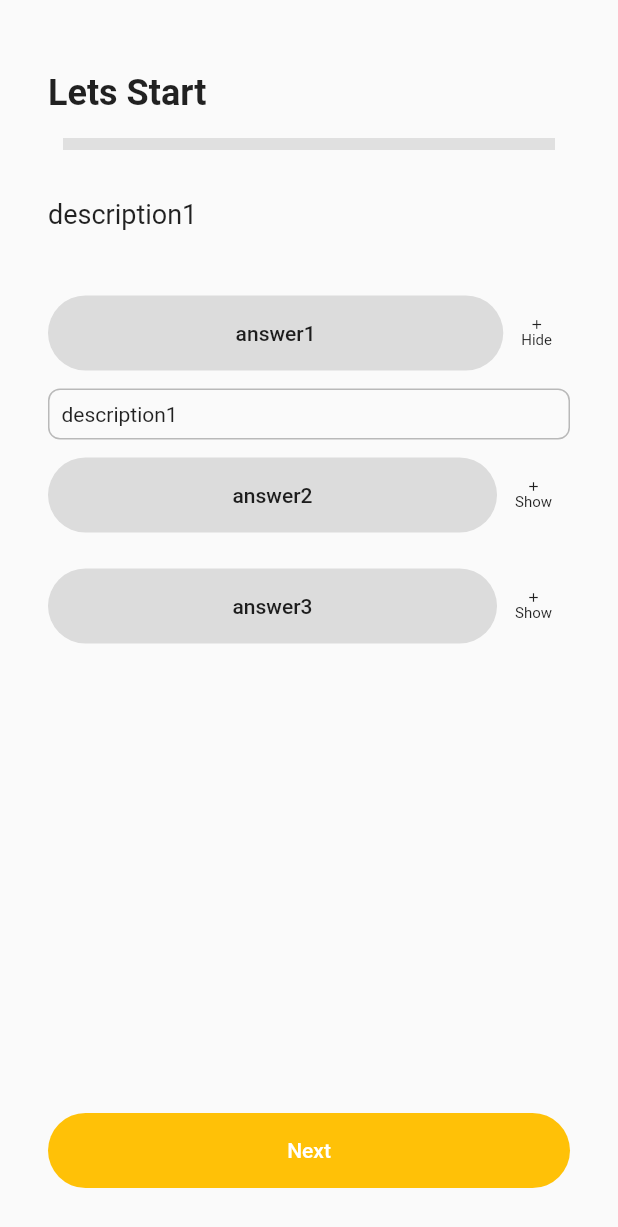
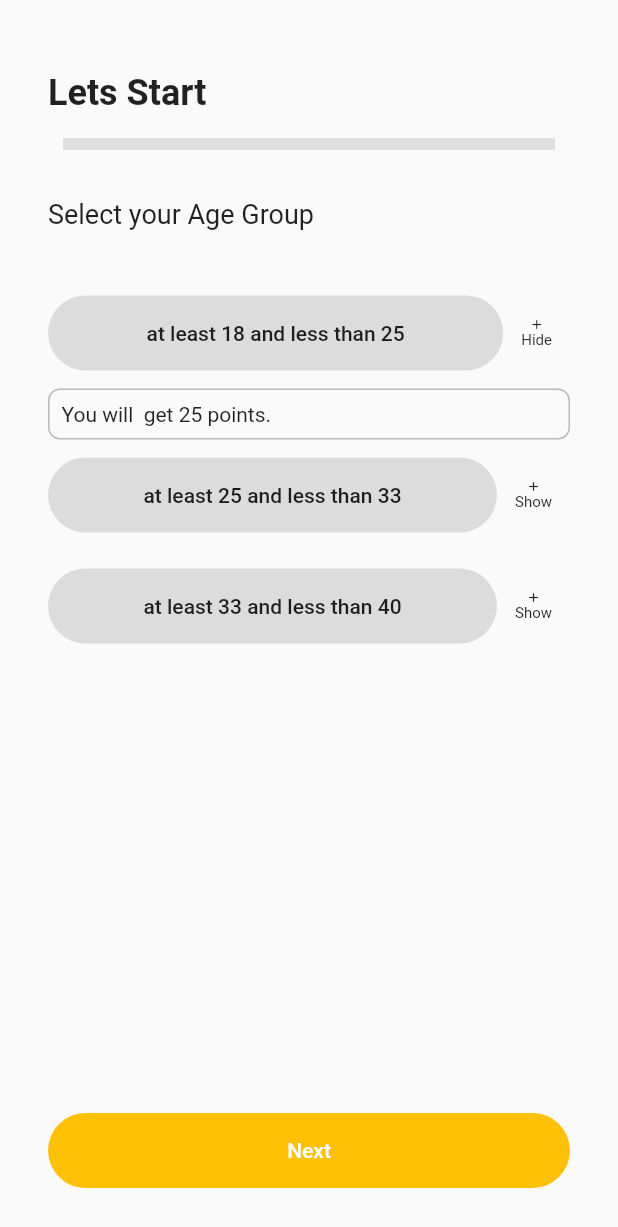
Before and after one commit to samip77/Flutter-Quiz, a Flutter app: the QuizScreen screen opened by its route, after a tap on "Show", on a phone screen of 412 x 824 dp. Shown: the top 1227 px of the screen. Run offline on Flutter 3.47's test engine with Material 2 defaults, Android fonts, the phone set to English and light mode, and no system bars; drawn by our look-alikes of percent_indicator; our stand-ins replace flutter_bloc.

Commit message:
creates quiz review screen and refactors previous screens.

```diff
--- a/lib/blocs/quiz/quiz_bloc.dart
+++ b/lib/blocs/quiz/quiz_bloc.dart
@@ -64,6 +64,7 @@ class QuizBloc extends Bloc<QuizEvent, QuizState> {
       }
 
       yield QuizCompletedState(questions: questions, totalScore: total);
+      yield QuizLoadedState(questions: questions, currentIndex: 0);
     }
 
     yield state;
--- a/lib/main.dart
+++ b/lib/main.dart
@@ -1,7 +1,8 @@
 import 'package:flutter/material.dart';
 import 'package:flutter_bloc/flutter_bloc.dart';
 import 'package:flutter_quiz/blocs/quiz/quiz_bloc.dart';
-import 'package:flutter_quiz/repository/quiz/quiz_repository.dart';
+import 'package:flutter_quiz/repository/quiz/mock_quiz_repository.dart';
+import 'package:flutter_quiz/user_interface/home_screen/home_screen.dart';
 import 'package:flutter_quiz/utilities/router.dart' as route;
 
 void main() {
@@ -19,10 +20,11 @@ class MyApp extends StatelessWidget {
         primarySwatch: Colors.blue,
         visualDensity: VisualDensity.adaptivePlatformDensity,
       ),
-      initialRoute: '/',
+      home: HomeScreen(),
       onGenerateRoute: route.generateRoute,
     );
 
+    // TODO: replace MockQuizRepository() with RemoteQuizRepository() if you need the quiz from API
     return BlocProvider<QuizBloc>(
       create: (context) => QuizBloc(repository: MockQuizRepository()),
       child: materialApp,
--- a/lib/models/quiz/question.dart
+++ b/lib/models/quiz/question.dart
@@ -3,26 +3,24 @@ import './answer_option.dart';
 class Question {
   final String id;
   final String question;
-  final String description;
+
   final List<AnswerOption> answerOptions;
   String selectedAnswerId;
 
-  Question(this.id, this.question, this.description, this.answerOptions);
+  Question(this.id, this.question, this.answerOptions);
 
   factory Question.fromJson(Map<String, dynamic> json) {
     var list = json['answerOptions'] as List;
     List<AnswerOption> options =
         list.map((i) => AnswerOption.fromJson(i)).toList();
-    var question =
-        Question(json['id'], json['question'], json['description'], options)
-          ..selectedAnswerId = json['selectedAnswerId'];
+    var question = Question(json['id'], json['question'], options)
+      ..selectedAnswerId = json['selectedAnswerId'];
     return question;
   }
 
   Map<String, dynamic> toJson() => {
         "id": id == null ? null : id,
         "question": question == null ? null : question,
-        "description": description == null ? null : description,
         "answerOptions": answerOptions == null
             ? null
             : List<dynamic>.from(answerOptions.map((x) => x.toJson())),
--- /dev/null
+++ b/lib/repository/quiz/mock_quiz_repository.dart
@@ -0,0 +1,26 @@
+import 'package:flutter_quiz/models/quiz/answer_option.dart';
+import 'package:flutter_quiz/models/quiz/question.dart';
+import 'package:flutter_quiz/models/quiz/quiz.dart';
+import './quiz_repository.dart';
+
+class MockQuizRepository extends QuizRepository {
+  @override
+  Future<Quiz> loadQuiz() async {
+    await Future.delayed(Duration(seconds: 1));
+    return Quiz([
+      Question("0", "Select your Age Group", [
+        AnswerOption("0", "at least 18 and less than 25",
+            "You will  get 25 points.", 25),
+        AnswerOption("1", "at least 25 and less than 33",
+            "You will  get 30 points.", 30),
+        AnswerOption("2", "at least 33 and less than 40",
+            "You will  get 25 points.", 25),
+      ]),
+      Question("1", "Rate your English", [
+        AnswerOption("0", "Competent English", "You will  get 0 points.", 0),
+        AnswerOption("1", "Proficient English", "You will  get 10 points.", 10),
+        AnswerOption("2", "Superior English", "You will  get 20 points.", 20),
+      ]),
+    ], " Quiz description ");
+  }
+}
--- a/lib/repository/quiz/quiz_repository.dart
+++ b/lib/repository/quiz/quiz_repository.dart
@@ -1,26 +1,5 @@
-import 'package:flutter_quiz/models/quiz/answer_option.dart';
-import 'package:flutter_quiz/models/quiz/question.dart';
 import 'package:flutter_quiz/models/quiz/quiz.dart';
 
 abstract class QuizRepository {
   Future<Quiz> loadQuiz();
 }
-
-class MockQuizRepository extends QuizRepository {
-  @override
-  Future<Quiz> loadQuiz() async {
-    await Future.delayed(Duration(seconds: 1));
-    return Quiz([
-      Question("0", "question1", "description1", [
-        AnswerOption("0", "answer1", "description1", 10),
-        AnswerOption("1", "answer2", "description2", 10),
-        AnswerOption("2", "answer3", "description3", 10),
-      ]),
-      Question("0", "question2", "description2", [
-        AnswerOption("0", "answer1", "description1", 10),
-        AnswerOption("1", "answer2", "description2", 10),
-        AnswerOption("2", "answer3", "description3", 10),
-      ]),
-    ], " Quiz description : Lorem ipsum dolor sit amet, consectetur adipiscing elit, sed do eiusmod tempor incididunt ut labore et dolore magna aliqua. Ut enim ad minim veniam");
-  }
-}
--- /dev/null
+++ b/lib/repository/quiz/remote_quiz_repository.dart
@@ -0,0 +1,18 @@
+import 'dart:convert';
+import 'package:http/http.dart' as http;
+
+import 'package:flutter_quiz/models/quiz/quiz.dart';
+import './quiz_repository.dart';
+
+class MockQuizRepository extends QuizRepository {
+  @override
+  Future<Quiz> loadQuiz() async {
+    // TODO: replace url with your API url for quiz.
+    final String url = "";
+
+    var response = await http.get(url);
+    print(response.body);
+    var jsonData = json.decode(response.body);
+    return Quiz.fromJson(jsonData);
+  }
+}
--- a/lib/user_interface/home_screen/home_screen.dart
+++ b/lib/user_interface/home_screen/home_screen.dart
@@ -21,9 +21,9 @@ class HomeScreen extends BaseStatelessWidget {
         crossAxisAlignment: CrossAxisAlignment.start,
         children: <Widget>[
           Spacer(),
-          _getTitleWidget("Calculate Points"),
+          _getTitleWidget("Points Calculator for Permanent Residency"),
           _getSubtitleWidget(
-              "By answering this 3 mins survey you will know how much points you have aquired.."),
+              "By answering this survey you will know how much points you have aquired.."),
           Spacer(),
           RoundedBorderedButton(
             title: "Continue",
--- a/lib/user_interface/quiz_screen/answers_widget.dart
+++ b/lib/user_interface/quiz_screen/answers_widget.dart
@@ -18,6 +18,7 @@ class AnswersWidget extends StatefulWidget {
 
 class _AnswersWidgetState extends State<AnswersWidget> {
   int seeMoreId = -1;
+
   void setSeeMoreId(int index) {
     setState(() {
       if (seeMoreId == index) {
--- a/lib/user_interface/quiz_screen/quiz_screen.dart
+++ b/lib/user_interface/quiz_screen/quiz_screen.dart
@@ -1,6 +1,7 @@
 import 'package:flutter/material.dart';
 import 'package:flutter_bloc/flutter_bloc.dart';
 import 'package:flutter_quiz/blocs/quiz/quiz_event.dart';
+import 'package:flutter_quiz/user_interface/quiz_review/quiz_review_screen.dart';
 import 'package:flutter_quiz/user_interface/widgets/custom_snakbar.dart';
 import 'package:flutter_quiz/user_interface/widgets/rounded_bordered_button.dart';
 import 'package:flutter_quiz/utilities/base_screen.dart';
@@ -21,6 +22,11 @@ class QuizScreen extends BaseStatelessWidget {
         if (state is QuizLoadedState) {
           return _getBody(context, state);
         }
+        if (state is QuizLoadingState) {
+          return Center(
+            child: CircularProgressIndicator(),
+          );
+        }
         return Center(
           child: Text(state.toString()),
         );
@@ -29,7 +35,9 @@ class QuizScreen extends BaseStatelessWidget {
           CustomSnackbar.showFailed(context, state.message);
         }
         if (state is QuizCompletedState) {
-          CustomSnackbar.showSuccess(context, state.toString());
+          Navigator.of(context).pushNamed(QuizReviewScreen.routeName,
+              arguments:
+                  QuizReviewScreenArguments(state.totalScore, state.questions));
         }
       }),
     );
@@ -55,7 +63,7 @@ class QuizScreen extends BaseStatelessWidget {
     var questionWidget = Padding(
       padding: EdgeInsets.symmetric(vertical: 32),
       child: Text(
-        state.questions[state.currentIndex].description,
+        state.questions[state.currentIndex].question,
         style: TextStyle(
           fontWeight: FontWeight.normal,
           fontSize: 18,
--- a/lib/utilities/router.dart
+++ b/lib/utilities/router.dart
@@ -1,5 +1,5 @@
 import 'package:flutter/material.dart';
-
+import '../user_interface/quiz_review/quiz_review_screen.dart';
 import '../user_interface/quiz_screen/quiz_screen.dart';
 import '../user_interface/home_screen/home_screen.dart';
 
@@ -11,6 +11,10 @@ Route<dynamic> generateRoute(RouteSettings settings) {
     case QuizScreen.routeName:
       return MaterialPageRoute(builder: (_) => QuizScreen());
 
+    case QuizReviewScreen.routeName:
+      return MaterialPageRoute(
+          builder: (_) => QuizReviewScreen(settings.arguments));
+
     default:
       return MaterialPageRoute(
           builder: (_) => Scaffold(
```
Also changed, not shown: lib/user_interface/quiz_review/quiz_review_screen.dart (added, +67 -0 lines).
